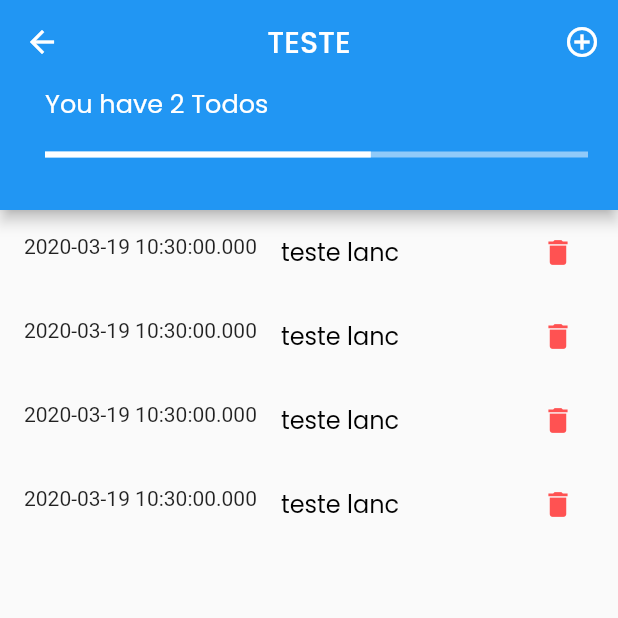
After one commit to MaykeAlisson/agora_vai, a Flutter app: the ObjetivoPage screen opened directly, after a tap on the "delete" icon, on a phone screen of 412 x 824 dp, the top half of it. The commit adds this screen. Run offline on Flutter 3.47's test engine with Material 2 defaults, Android fonts, the phone set to English and light mode, and no system bars; our stand-ins replace google_fonts, sqflite; accounts and stored records are empty.

Commit message:
(Feature) Criando page detalhe Objetivo

```diff
--- a/lib/provider/HomeProvider.dart
+++ /dev/null
@@ -1,63 +0,0 @@
-import 'package:agora_vai/db/DbHelper.dart';
-import 'package:flutter/cupertino.dart';
-
-class HomeProvider extends ChangeNotifier {
-  // Data Base
-  var _db = DBHelper();
-
-  bool _jaEhUsuario;
-  String _userName;
-  int _qtdLancamentos;
-
-  bool get jaEhUsuario {
-
-    verificaSeExisteDados();
-
-    return _jaEhUsuario != null;
-  }
-
-  String get getUserName {
-    return _userName;
-  }
-
-  int get getQtdLancamento{
-    return _qtdLancamentos;
-  }
-
-  Future<bool> verificaSeExisteDados() async {
-    var usuario = await _db.existeUsuario();
-    if (usuario == false) {
-      return false;
-    }
-    _jaEhUsuario = true;
-    notifyListeners();
-    return true;
-  }
-
-//  Future<bool> createNewUserData(String userName) async {
-//    Map<String,dynamic> newUserData = {
-//      "userName" : userName,
-//      "types" : ["common"],
-//      "tasks" : {
-//        "common" : {
-//          DateTime.now().toString() : Task(id: DateTime.now().toString(),type: "common",name: "Common Task 1",isDone: false)
-//        }
-//      }
-//    };
-//    try{
-//      File success = await storage.createNewUserFile(newUserData);
-//      if(success!=null){
-//        //print("New User Created");
-//        _isNewUser = true;
-//        notifyListeners();
-//        return true;
-//      }
-//    }catch(e){
-//      //print(e);
-//      //print("New User Creation failed");
-//      return false;
-//    }
-//    return false;
-//  }
-
-}
--- a/lib/ui/objetivo_card.dart
+++ b/lib/ui/objetivo_card.dart
@@ -1,7 +1,9 @@
+import 'package:agora_vai/ui/objetivo_page.dart';
 import 'package:flutter/material.dart';
 import 'package:google_fonts/google_fonts.dart';
 
 class ObjetivoCard extends StatefulWidget {
+  static const routeName = '/objetivo-card';
   final double altura;
   final double largura;
   final String nome;
@@ -70,8 +72,12 @@ class _ObjetivoCardState extends State<ObjetivoCard> {
     int left = widget.total - _lancamentos;
     return GestureDetector(
       onTap: () {
-//        Navigator.of(context).pushNamed(ToDosScreen.routeName,arguments:widget.tasksProvider);
-        _exibirTelaDetalhes();
+//        Navigator.of(context).pushNamed(ObjetivoPage.routeName);
+        Navigator.push(context, new MaterialPageRoute(
+            builder: (context) =>
+            new ObjetivoPage())
+        );
+//        _exibirTelaDetalhes();
       },
       child: Container(
         padding: EdgeInsets.fromLTRB(20, 20, 20, 40),
--- /dev/null
+++ b/lib/ui/objetivo_page.dart
@@ -0,0 +1,183 @@
+import 'package:agora_vai/model/Lancamento.dart';
+import 'package:flutter/material.dart';
+import 'package:google_fonts/google_fonts.dart';
+//import 'package:provider/provider.dart';
+//
+////providers
+//import '../providers/tasks.dart';
+//
+////widgets
+//import '../widgets/new_task_dialog.dart';
+
+class ObjetivoPage extends StatefulWidget {
+  static const routeName = '/objetivo-page';
+
+  @override
+  _ObjetivoPageState createState() => _ObjetivoPageState();
+}
+
+class _ObjetivoPageState extends State<ObjetivoPage> {
+  String _descricao = "teste";
+  int _qtdLancamentos = 3;
+  int _qtdObjetivo = 5;
+  List<Lancamento> _lancamentos = List<Lancamento>();
+
+  void _buscaLancamentosObjetivo() {
+    List<Lancamento> _listaTemp = List<Lancamento>();
+
+    Lancamento lanc = new Lancamento(1, "teste lanc", 1);
+    Lancamento lanc2 = new Lancamento(1, "teste lanc", 1);
+    Lancamento lanc3 = new Lancamento(1, "teste lanc", 1);
+    Lancamento lanc4 = new Lancamento(1, "teste lanc", 1);
+
+    _listaTemp.add(lanc);
+    _listaTemp.add(lanc2);
+    _listaTemp.add(lanc3);
+    _listaTemp.add(lanc4);
+
+    setState(() {
+      _lancamentos = _listaTemp;
+    });
+  }
+
+  @override
+  void initState() {
+    super.initState();
+    _buscaLancamentosObjetivo();
+  }
+
+  @override
+  Widget build(BuildContext context) {
+//    TasksProvider tasksProvider = ModalRoute.of(context).settings.arguments as TasksProvider;
+//    return ChangeNotifierProvider.value(
+//      value: tasksProvider,
+//      child: Consumer<TasksProvider>(
+//        builder:(ctx,tasks,_){
+    return Scaffold(
+      appBar: AppBar(
+        centerTitle: true,
+        title: Text(
+          _descricao.toUpperCase(),
+          style: GoogleFonts.poppins(
+              textStyle: TextStyle(fontSize: 20, fontWeight: FontWeight.w500)),
+        ),
+        bottom: CustomAppBar(
+          lancamento: _qtdLancamentos,
+          total: _qtdObjetivo,
+        ),
+        actions: <Widget>[
+          IconButton(
+            icon: Icon(
+              Icons.add_circle_outline,
+              color: Colors.white,
+            ),
+            onPressed: () {
+//                    showDialog(
+//                      context: context,
+//                      builder: (context){
+//                        return NewTaskDialog(tasksProvider: tasksProvider,);
+//                      }
+//                    );
+            },
+          ),
+        ],
+      ),
+      body: ListView.builder(
+        itemCount: _lancamentos.length,
+        itemBuilder: (context, index) {
+          final lancamento = _lancamentos[index];
+          return ListTile(
+            leading: Text(lancamento.dtaLancamento.toString()),
+            title: Text(
+              lancamento.descricao,
+              style: GoogleFonts.poppins(
+                  textStyle: TextStyle(decoration: null, color: Colors.black)),
+            ),
+            trailing: IconButton(
+              icon: Icon(
+                Icons.delete,
+                size: 22,
+                color: Colors.redAccent,
+              ),
+              onPressed: () {
+//                      tasksProvider.removeTask(tasks.getTasks[i].id);
+              },
+            ),
+          );
+        },
+      ),
+    );
+  }
+}
+
+class CustomAppBar extends StatelessWidget with PreferredSizeWidget {
+  final int lancamento;
+  final int total;
+
+  CustomAppBar({
+    this.lancamento,
+    this.total,
+  });
+
+  final size = AppBar().preferredSize * 1.5;
+  final TextStyle style = GoogleFonts.poppins(
+      textStyle: TextStyle(fontSize: 17, color: Colors.white));
+
+  @override
+  Widget build(BuildContext context) {
+    int left = total - lancamento;
+    return Container(
+      padding: EdgeInsets.only(left: 30, right: 20),
+      height: size.height,
+      width: AppBar().preferredSize.width,
+      child: Column(
+        mainAxisSize: MainAxisSize.min,
+        mainAxisAlignment: MainAxisAlignment.start,
+        crossAxisAlignment: CrossAxisAlignment.start,
+        children: <Widget>[
+          left == 0
+              ? Text(
+                  "All Todos done",
+                  style: style,
+                )
+              : left == 1
+                  ? Text(
+                      "You have $left Todo",
+                      style: style,
+                    )
+                  : Text(
+                      "You have $left Todos",
+                      style: style,
+                    ),
+          SizedBox(
+            height: 20,
+          ),
+          LinearProgressIndicator(
+            //backgroundColor: Colors.white30,
+            valueColor: AlwaysStoppedAnimation<Color>(Colors.white),
+            value: total == 0
+                ? 1
+                : lancamento == 0 ? 0 : (lancamento / total).toDouble(),
+          )
+        ],
+      ),
+    );
+  }
+
+  @override
+  Size get preferredSize => size;
+}
+
+// ListTile(
+//             leading: Checkbox(
+//               value: tasks[i].isDone,
+//               onChanged: (value){
+//                 tasks[i].toggleDone();
+//               },
+//             ),
+//             title: Text(tasks[i].name,style: TextStyle(decoration: tasks[i].isDone ? TextDecoration.lineThrough : null),),
+//             trailing: tasks[i].isDone ? IconButton(
+//               icon: Icon(Icons.delete),
+//               onPressed: (){},
+//             ) : null,
+//           );
```
Also changed, not shown: lib/ui/objetivo.dart (deleted, +0 -132 lines).
